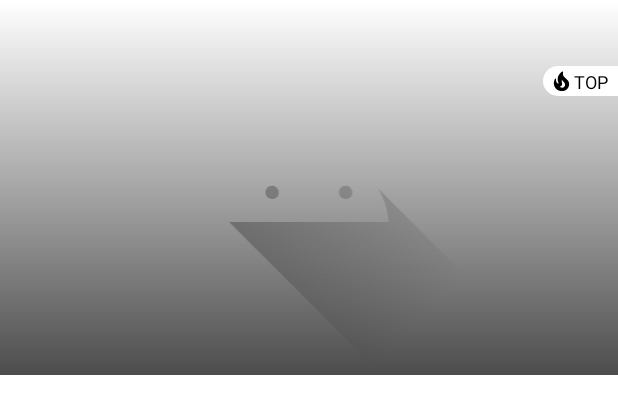
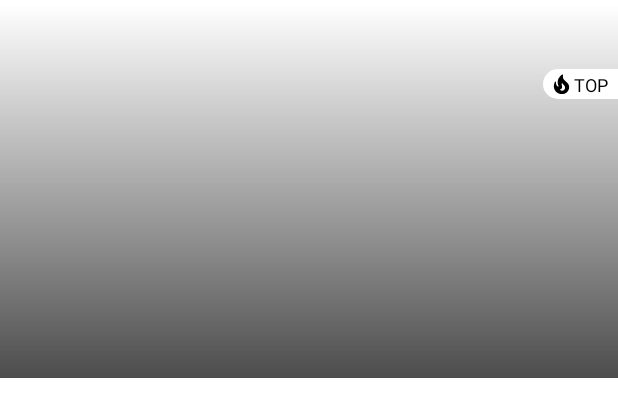
Before and after one commit to bohdan09/NewsApi, an Android app: the layout top_item_recycler.xml on its own in the app's theme, with its tools: preview values and no code run, on a phone screen of 412 x 824 dp. Shown: the top 417 px of the screen. Run offline under Robolectric (Android 15) with nearby library versions, the phone set to English and light mode, and no system bars.

Commit message:
Initial commit

```diff
--- a/app/build.gradle
+++ b/app/build.gradle
@@ -43,7 +43,6 @@ def work_version = "2.3.4"
 
 dependencies {
 
-    implementation "com.android.support:recyclerview-v7:1.0.6"
     // Android Jetpack Paging 3.0
     implementation "androidx.paging:paging-runtime:3.0.0-alpha06"
 
--- a/app/src/main/AndroidManifest.xml
+++ b/app/src/main/AndroidManifest.xml
@@ -13,6 +13,7 @@
         android:supportsRtl="true"
         android:theme="@style/Theme.Lampa">
         <activity
+            android:screenOrientation="portrait"
             android:name=".ui.MainActivity"
             android:exported="true">
             <intent-filter>
--- a/app/src/main/res/drawable/item_divider.xml
+++ /dev/null
@@ -1,6 +0,0 @@
-<?xml version="1.0" encoding="utf-8"?>
-<shape xmlns:android="http://schemas.android.com/apk/res/android"
-    android:shape="rectangle">
-    <size android:height="1dp" android:width="150dp"></size>
-    <solid android:color="@color/teal_200"></solid>
-</shape>
--- a/app/src/main/res/layout/photo_news_item.xml
+++ b/app/src/main/res/layout/photo_news_item.xml
@@ -11,7 +11,6 @@
         android:id="@+id/newsImage"
         android:layout_width="0dp"
         android:layout_height="250dp"
-        android:layout_marginTop="2dp"
         android:textColor="@color/text"
         app:layout_constraintEnd_toEndOf="parent"
         app:layout_constraintStart_toStartOf="parent"
--- a/app/src/main/res/layout/top_item_recycler.xml
+++ b/app/src/main/res/layout/top_item_recycler.xml
@@ -2,9 +2,9 @@
 <androidx.constraintlayout.widget.ConstraintLayout xmlns:android="http://schemas.android.com/apk/res/android"
     xmlns:app="http://schemas.android.com/apk/res-auto"
     xmlns:tools="http://schemas.android.com/tools"
-    android:id="@+id/mainLayout"
     android:layout_width="match_parent"
-    android:layout_height="250dp">
+    android:layout_height="250dp"
+    android:layout_marginTop="2dp">
 
     <ImageView
         android:id="@+id/topImageNews"
@@ -13,8 +13,7 @@
         app:layout_constraintBottom_toBottomOf="parent"
         app:layout_constraintEnd_toEndOf="parent"
         app:layout_constraintStart_toStartOf="parent"
-        app:layout_constraintTop_toTopOf="parent"
-        app:srcCompat="@drawable/ic_launcher_foreground" />
+        app:layout_constraintTop_toTopOf="parent" />
 
     <View
         android:layout_width="match_parent"
```
